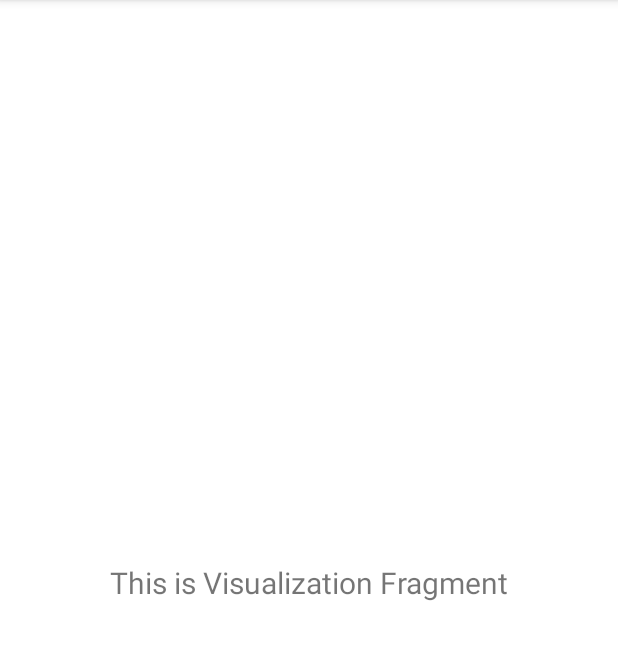
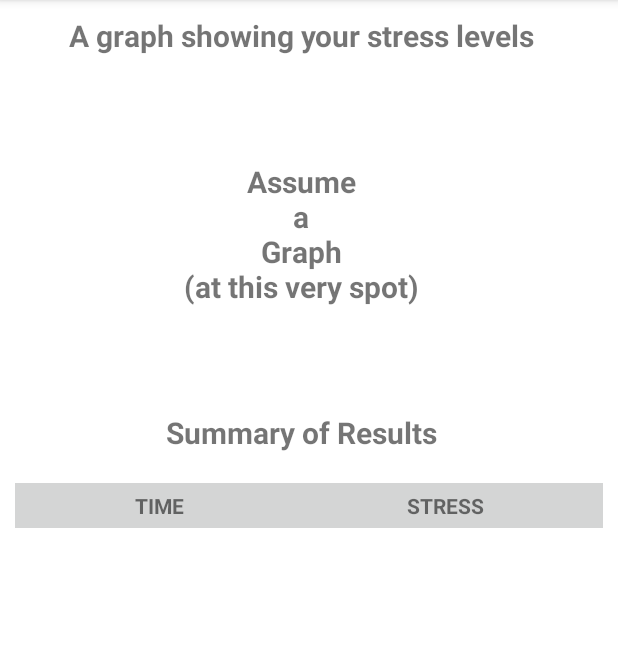
Before and after one commit to AyushArora10hg/StressMeter---CMPT362, an Android app: the screen it shows after launch (MainActivity), in the side drawer, after a tap on "Results", on a phone screen of 412 x 824 dp, the part 84-744 px from its top. Run offline under Robolectric (Android 15) with nearby library versions, the phone set to English and light mode, and no system bars; our stand-ins replace navigation-ui.

Commit message:
write to CSV and a bit of visualization fragment UI done

```diff
--- a/app/src/main/java/ca/sfu/cmpt362/ayusharora/stressmeter/imagerequest/ImageRequestFragment.kt
+++ b/app/src/main/java/ca/sfu/cmpt362/ayusharora/stressmeter/imagerequest/ImageRequestFragment.kt
@@ -43,8 +43,9 @@ class ImageRequestFragment : Fragment() {
         imageAdapter = ImageAdapter(requireContext(), imagesToShow)
         gridView.adapter = imageAdapter
         gridView.setOnItemClickListener { parent, view, position, id ->
-            val intent = Intent(requireContext(), ImageResponse::class.java)
+            val intent = Intent(requireActivity(), ImageResponse::class.java)
             intent.putExtra("selectedImage", imagesToShow[position])
+            intent.putExtra("selectedImageID",position)
             startActivity(intent)
         }
         imageResourceArray.recycle()
--- a/app/src/main/java/ca/sfu/cmpt362/ayusharora/stressmeter/imageresponse/ImageResponse.kt
+++ b/app/src/main/java/ca/sfu/cmpt362/ayusharora/stressmeter/imageresponse/ImageResponse.kt
@@ -4,15 +4,17 @@ import android.content.pm.ActivityInfo
 import android.os.Bundle
 import android.widget.Button
 import android.widget.ImageView
-import android.widget.Toast
 import androidx.appcompat.app.AppCompatActivity
 import ca.sfu.cmpt362.ayusharora.stressmeter.databinding.ActivityImageResponseBinding
+import java.io.File
+import java.io.FileWriter
+import java.io.IOException
+import java.text.SimpleDateFormat
+import java.util.Date
+import java.util.Locale
 
 class ImageResponse: AppCompatActivity() {
-
     private lateinit var binding: ActivityImageResponseBinding
-    private lateinit var submitButton: Button
-    private lateinit var cancelButton: Button
 
     override fun onCreate(savedInstanceState: Bundle?) {
         super.onCreate(savedInstanceState)
@@ -26,26 +28,40 @@ class ImageResponse: AppCompatActivity() {
     }
 
     private fun displayImage(){
+
         val imageView: ImageView = binding.imageResponseImageview
-
-        val imageId = intent.getIntExtra("selectedImage", 0)
-
-        if (imageId != 0) {
-            imageView.setImageResource(imageId)
+        val imageToShow = intent.getIntExtra("selectedImage", 0)
+        if (imageToShow != 0) {
+            imageView.setImageResource(imageToShow)
         }
     }
-
     private fun handleButtonClicks(){
 
-        submitButton = binding.imageResponseButtonSubmit
+        val submitButton: Button = binding.imageResponseButtonSubmit
         submitButton.setOnClickListener{
-            Toast.makeText(this, "Response recorded!", Toast.LENGTH_SHORT).show()
+            writeToCSV()
             finishAffinity()
         }
 
-        cancelButton = binding.imageResponseButtonCancel
+        val cancelButton : Button = binding.imageResponseButtonCancel
         cancelButton.setOnClickListener {
             finish()
         }
     }
+
+    private fun writeToCSV(){
+
+        val file = File(this.filesDir, "stress_level_data.csv")
+        val timestamp = SimpleDateFormat("yyyy-MM-dd HH:mm:ss", Locale.getDefault()).format(Date())
+        val stressLevel = intent.getIntExtra("selectedImageID",-1)
+        try {
+            val writer = FileWriter(file,true)
+            writer.write("$timestamp, $stressLevel\n")
+            writer.flush()
+            writer.close()
+
+        } catch (_: IOException){
+            println("File not found")
+        }
+    }
 }
--- a/app/src/main/java/ca/sfu/cmpt362/ayusharora/stressmeter/visualization/VisualizationFragment.kt
+++ b/app/src/main/java/ca/sfu/cmpt362/ayusharora/stressmeter/visualization/VisualizationFragment.kt
@@ -4,6 +4,7 @@ import android.os.Bundle
 import android.view.LayoutInflater
 import android.view.View
 import android.view.ViewGroup
+import android.widget.TableLayout
 import android.widget.TextView
 import androidx.fragment.app.Fragment
 import androidx.lifecycle.ViewModelProvider
@@ -12,26 +13,15 @@ import ca.sfu.cmpt362.ayusharora.stressmeter.databinding.FragmentVisualizationBi
 class VisualizationFragment : Fragment() {
 
     private var _binding: FragmentVisualizationBinding? = null
+    private val binding get() = _binding!!
+    private lateinit var summaryTable: TableLayout
 
-    // This property is only valid between onCreateView and
-    // onDestroyView.
-    private val binding get() = _binding!!
-
-    override fun onCreateView(
-        inflater: LayoutInflater,
-        container: ViewGroup?,
-        savedInstanceState: Bundle?
-    ): View {
-        val visualizationViewModel =
-            ViewModelProvider(this).get(VisualizationViewModel::class.java)
+    override fun onCreateView(inflater: LayoutInflater, container: ViewGroup?, savedInstanceState: Bundle?): View {
 
         _binding = FragmentVisualizationBinding.inflate(inflater, container, false)
         val root: View = binding.root
 
-        val textView: TextView = binding.visualizationTextview
-        visualizationViewModel.text.observe(viewLifecycleOwner) {
-            textView.text = it
-        }
+        summaryTable = binding.visualizationTablelayout
         return root
     }
 
--- a/app/src/main/java/ca/sfu/cmpt362/ayusharora/stressmeter/visualization/VisualizationViewModel.kt
+++ /dev/null
@@ -1,13 +0,0 @@
-package ca.sfu.cmpt362.ayusharora.stressmeter.visualization
-
-import androidx.lifecycle.LiveData
-import androidx.lifecycle.MutableLiveData
-import androidx.lifecycle.ViewModel
-
-class VisualizationViewModel : ViewModel() {
-
-    private val _text = MutableLiveData<String>().apply {
-        value = "This is Visualization Fragment"
-    }
-    val text: LiveData<String> = _text
-}
--- a/app/src/main/res/layout/fragment_image_request.xml
+++ b/app/src/main/res/layout/fragment_image_request.xml
@@ -28,9 +28,7 @@
         android:layout_marginTop="20dp"
         android:layout_marginEnd="10dp"
         android:layout_marginStart="10dp"
-        android:numColumns="4"
-        android:verticalSpacing="8dp"
-        android:horizontalSpacing="8dp" />
+        android:numColumns="4" />
 
     <Button
         android:id="@+id/image_request_button_more_images"
--- a/app/src/main/res/layout/fragment_visualization.xml
+++ b/app/src/main/res/layout/fragment_visualization.xml
@@ -1,22 +1,83 @@
 <?xml version="1.0" encoding="utf-8"?>
-<androidx.constraintlayout.widget.ConstraintLayout xmlns:android="http://schemas.android.com/apk/res/android"
-    xmlns:app="http://schemas.android.com/apk/res-auto"
+
+<ScrollView
+    xmlns:android="http://schemas.android.com/apk/res/android"
     xmlns:tools="http://schemas.android.com/tools"
-    android:layout_width="match_parent"
     android:layout_height="match_parent"
-    tools:context=".visualization.VisualizationFragment">
+    android:layout_width="match_parent">
 
-    <TextView
-        android:id="@+id/visualization_textview"
+    <RelativeLayout
         android:layout_width="match_parent"
         android:layout_height="wrap_content"
-        android:layout_marginStart="8dp"
-        android:layout_marginTop="8dp"
-        android:layout_marginEnd="8dp"
-        android:textAlignment="center"
-        android:textSize="20sp"
-        app:layout_constraintBottom_toBottomOf="parent"
-        app:layout_constraintEnd_toEndOf="parent"
-        app:layout_constraintStart_toStartOf="parent"
-        app:layout_constraintTop_toTopOf="parent" />
-</androidx.constraintlayout.widget.ConstraintLayout>
+        tools:context=".visualization.VisualizationFragment">
+
+        <TextView
+            android:id="@+id/graph_text"
+            android:layout_width="match_parent"
+            android:layout_height="wrap_content"
+            android:text="@string/visualization_graph_title"
+            android:layout_marginTop="10dp"
+            android:layout_marginEnd="10dp"
+            android:textStyle="bold"
+            android:textAlignment="center"
+            android:textSize="20sp" />
+
+        <TextView
+            android:id="@+id/yapping"
+            android:layout_width="match_parent"
+            android:layout_height="wrap_content"
+            android:text="Assume\na\nGraph\n(at this very spot)"
+            android:layout_below="@+id/graph_text"
+            android:layout_marginTop="70dp"
+            android:layout_marginEnd="10dp"
+            android:textStyle="bold"
+            android:textAlignment="center"
+            android:textSize="20sp" />
+
+        <TextView
+            android:id="@+id/visualization_table_title"
+            android:layout_width="match_parent"
+            android:layout_height="wrap_content"
+            android:text="@string/visualization_table_title"
+            android:layout_below="@+id/yapping"
+            android:layout_marginTop="70dp"
+            android:layout_marginEnd="10dp"
+            android:textStyle="bold"
+            android:textAlignment="center"
+            android:textSize="20sp" />
+
+        <TableLayout
+            android:id="@+id/visualization_tablelayout"
+            android:layout_width="match_parent"
+            android:layout_height="wrap_content"
+            android:layout_marginTop="20dp"
+            android:layout_below="@+id/visualization_table_title"
+            android:layout_marginEnd="10dp"
+            android:showDividers="middle"
+            android:layout_marginStart="10dp">
+
+            <TableRow
+                android:background="@color/gray"
+                android:padding="5dp">
+
+                <TextView
+                    android:layout_weight="1"
+                    android:gravity="center"
+                    android:text="@string/row_timestamp"
+                    android:textStyle="bold"
+                    android:background="@color/gray" />
+
+                <TextView
+                    android:layout_weight="1"
+                    android:gravity="center"
+                    android:text="@string/row_stress"
+                    android:textStyle="bold"
+                    android:background="@color/gray" />
+
+            </TableRow>
+
+        </TableLayout>
+
+    </RelativeLayout>
+
+</ScrollView>
--- a/app/src/main/res/values/strings.xml
+++ b/app/src/main/res/values/strings.xml
@@ -7,4 +7,8 @@
     <string name="button_cancel">CANCEL</string>
     <string name="button_submit">SUBMIT</string>
     <string name="image_request_text">Touch the image that best captures how stressed you feel right now</string>
+    <string name="visualization_graph_title">A graph showing your stress levels</string>
+    <string name="visualization_table_title">Summary of Results</string>
+    <string name="row_timestamp">TIME</string>
+    <string name="row_stress">STRESS</string>
 </resources>
```
